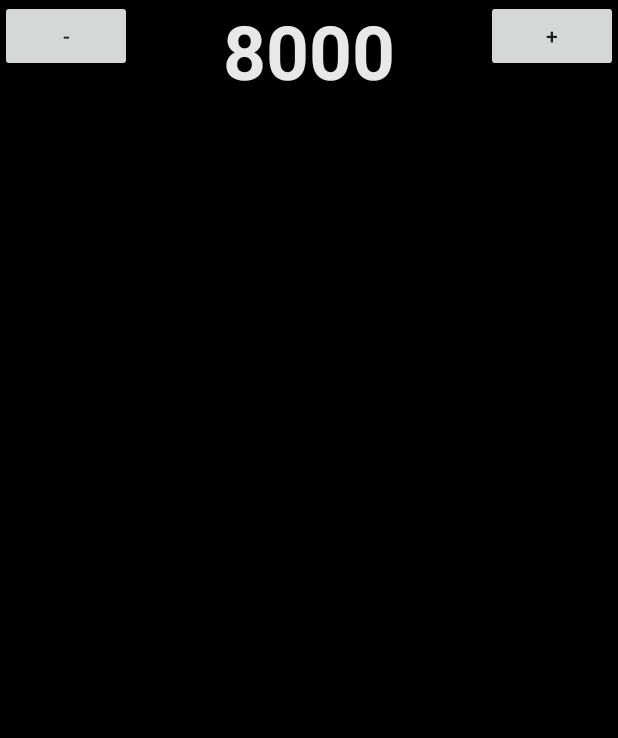
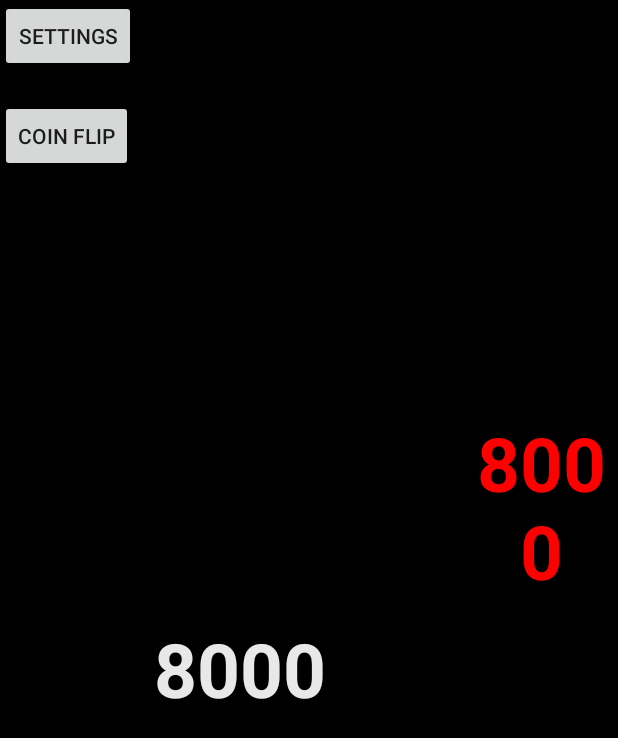
Before and after one commit to DavidMcNamara/ygo-life-points, an Android app: the screen it shows after launch (FullscreenActivity), on a phone screen of 412 x 824 dp. Shown: the top 738 px of the screen. Run offline under Robolectric (Android 15) with nearby library versions, the phone set to English and light mode, and no system bars.

Commit message:
Coin flip functionality (temp design)

```diff
--- a/app/src/main/AndroidManifest.xml
+++ b/app/src/main/AndroidManifest.xml
@@ -9,6 +9,8 @@
         android:roundIcon="@mipmap/ic_launcher_round"
         android:supportsRtl="true"
         android:theme="@style/AppTheme">
+        <activity android:name=".coinFlip"></activity>
+        <activity android:name=".Settings" />
         <activity
             android:name=".FullscreenActivity"
             android:configChanges="orientation|keyboardHidden|screenSize"
--- a/app/src/main/java/com/example/ygolifepoints/FullscreenActivity.java
+++ b/app/src/main/java/com/example/ygolifepoints/FullscreenActivity.java
@@ -6,11 +6,15 @@ import androidx.appcompat.app.ActionBar;
 import androidx.appcompat.app.AlertDialog;
 import androidx.appcompat.app.AppCompatActivity;
 
+import android.app.Activity;
 import android.content.Context;
 import android.content.DialogInterface;
+import android.content.Intent;
+import android.content.res.Configuration;
 import android.os.Bundle;
 import android.os.Handler;
 import android.text.InputType;
+import android.util.DisplayMetrics;
 import android.view.Display;
 import android.view.MotionEvent;
 import android.view.View;
@@ -30,14 +34,13 @@ public class FullscreenActivity extends AppCompatActivity {
     private View mContentView;
 
     // PLAYER ONE
-    private Button playerOneLpIncrease;
-    private Button playerOneLpDecrease;
     private TextView playerOneLpDisplay;
-
     // PLAYER TWO
-    private Button playerTwoLpIncrease;
-    private Button playerTwoLpDecrease;
     private TextView playerTwoLpDisplay;
+    // OPTIONS BUTTON
+    private Button optionsButton;
+    // COIN FLIP BUTTON
+    private Button coinFlipButton;
 
     private final Runnable mHidePart2Runnable = new Runnable() {
         @SuppressLint("InlinedApi")
@@ -60,6 +63,8 @@ public class FullscreenActivity extends AppCompatActivity {
                 actionBar.show();
             }
             mControlsView.setVisibility(View.VISIBLE);
+
+
         }
     };
     private boolean mVisible;
@@ -98,37 +103,57 @@ public class FullscreenActivity extends AppCompatActivity {
         mControlsView = findViewById(R.id.fullscreen_content_controls);
         mContentView = findViewById(R.id.playerOneLpDisplay);
 
+        // set up the settings button
+        optionsButtonSetup();
+        // set up the coin flip button
+        coinFlipSetup();
+        ////////////////////////////////
+        // get the device orientation
+        // TODO change the layout depending on the device orientation
+        String orientation = getScreenOrientation();
+
+        boolean sideBySide = true; // temp
+
+        // screen info
+        DisplayMetrics displayMetrics = new DisplayMetrics();
+        getWindowManager().getDefaultDisplay().getMetrics(displayMetrics);
+        int height = displayMetrics.heightPixels;
+        int width = displayMetrics.widthPixels;
+        // TODO align the life point displays in the correct location when everything is working correctly
         // Player one lp display
         playerOneLpDisplay = (TextView) findViewById(R.id.playerOneLpDisplay);
-
-        // Player one button logic
-        playerOneLpIncrease = (Button) findViewById(R.id.increaseLp);
-        playerOneLpDecrease = (Button) findViewById(R.id.decreaseLp);
-
-        // Player one increase lp onclick event
-        playerOneLpIncrease.setOnClickListener(new View.OnClickListener() {
+        if(!sideBySide)
+            playerOneLpDisplay.setPadding(0, height - (height/4), 0, 0);
+        else
+            playerOneLpDisplay.setPadding(width/4, height/2, 0, 0);
+        playerOneLpDisplay.setOnClickListener(new View.OnClickListener() {
             @Override
             public void onClick(View v) {
-                createAlert("Increase Life Points", true, 1);
-                System.out.println("Player 1 LP increase clicked");
+                System.out.println("clicked the lp");
+                createAlert("Update Player 1 Life Points", 1);
             }
         });
-
-        playerOneLpDecrease.setOnClickListener(new View.OnClickListener(){
+        // Player two lp display
+        playerTwoLpDisplay = (TextView) findViewById(R.id.playerTwoLpDisplay);
+        if(!sideBySide)
+            playerTwoLpDisplay.setPadding(0, 0, 0, height/4);
+        else
+            playerTwoLpDisplay.setPadding(width - (width/4), height/3, 0, 0);
+        playerTwoLpDisplay.setOnClickListener(new View.OnClickListener() {
             @Override
-            public void onClick(View v){
-                createAlert("Decrease Life Points", false, 1);
-                System.out.println("Player 1 LP decrease clicked");
+            public void onClick(View v) {
+                System.out.println("clicked the lp");
+                createAlert("Update Player 2 Life Points", 2);
             }
         });
 
         // Set up the user interaction to manually show or hide the system UI.
-        mContentView.setOnClickListener(new View.OnClickListener() {
-            @Override
-            public void onClick(View view) {
-                System.out.println("User Clicked the screen");
-            }
-        });
+//        mContentView.setOnClickListener(new View.OnClickListener() {
+//            @Override
+//            public void onClick(View view) {
+//                System.out.println("User Clicked the screen");
+//            }
+//        });
 
         // Upon interacting with UI controls, delay any scheduled hide()
         // operations to prevent the jarring behavior of controls going away
@@ -176,26 +201,37 @@ public class FullscreenActivity extends AppCompatActivity {
         mHideHandler.postDelayed(mHideRunnable, delayMillis);
     }
 
-    public void createAlert(String title, final boolean increase, final int player) {
+    private void createAlert(String title, final int player) {
         // Create Builder
         AlertDialog.Builder builder = new AlertDialog.Builder(this);
-        builder.setMessage("Enter Value").setTitle(title).setCancelable(true);
+        if(player == 1)
+            builder.setMessage("Player 1 = " + playerOneLpDisplay.getText()).setTitle(title).setCancelable(true);
+        else
+            builder.setMessage("Player 2 = " + playerTwoLpDisplay.getText()).setTitle(title).setCancelable(true);
         // Create input that accepts numbers
         final EditText input = new EditText(this);
         input.setInputType(InputType.TYPE_CLASS_NUMBER);
         builder.setView(input);
         // Create apply button
-        builder.setPositiveButton("OK", new DialogInterface.OnClickListener() {
+        builder.setPositiveButton("Increase Life Points", new DialogInterface.OnClickListener() {
             @Override
             public void onClick(DialogInterface dialog, int which) {
                 int inputValue = Integer.parseInt(input.getText().toString());
-                updateLp(player, increase, inputValue);
+                updateLp(player, true, inputValue);
+            }
+        });
+        builder.setNegativeButton("Decrease Life Points", new DialogInterface.OnClickListener() {
+            @Override
+            public void onClick(DialogInterface dialog, int which) {
+                int inputValue = Integer.parseInt(input.getText().toString());
+                updateLp(player, false, inputValue);
             }
         });
         AlertDialog dialog = builder.create();
+
         dialog.show();
     }
-    public void updateLp(int player, boolean increase, int amount){
+    private void updateLp(int player, boolean increase, int amount){
         int currentLp;
 
         if(player == 1)
@@ -216,15 +252,65 @@ public class FullscreenActivity extends AppCompatActivity {
         checkLifePoints(player, currentLp);
     }
 
-    public void checkLifePoints(int player, int currentLp){
+    private void checkLifePoints(int player, int currentLp){
         if(currentLp <= 0){
             System.out.println("Player " + player + " has lost the game");
             if(player == 1)
                 playerOneLpDisplay.setText("0");
             else
                 playerTwoLpDisplay.setText("0");
-            //displayResetOption();
+            displayResetOption();
         }
+    }
+
+    private void displayResetOption(){
+        Intent intent = new Intent(this, Settings.class);
+        startActivity(intent);
+    }
+    private void displaySettings(){
+        Intent intent = new Intent(this, Settings.class);
+        startActivity(intent);
+    }
+
+    private void flipCoin(){
+        // TODO add an animation to this
+        // To just implement the functionality of this feature create a dialog
+        Intent intent = new Intent(this, coinFlip.class);
+        startActivity(intent);
+    }
+    private void rollDice(){
 
     }
+    private void viewLog(){
+
+    }
+
+    private String getScreenOrientation(){
+        int orientation = getWindowManager().getDefaultDisplay().getRotation();
+        if (orientation%4==0 || orientation%4==2)
+            return "Portrait";
+        else if (orientation%4==1 || orientation%4==3)
+            return "Landscape";
+        return "Something when wrong";
+    }
+
+    private void optionsButtonSetup(){
+        optionsButton = (Button) findViewById(R.id.options_button);
+        optionsButton.setOnClickListener(new View.OnClickListener() {
+            @Override
+            public void onClick(View v) {
+                displaySettings();
+            }
+        });
+    }
+
+    private void coinFlipSetup(){
+        coinFlipButton = (Button) findViewById(R.id.coin_flip_button);
+        coinFlipButton.setOnClickListener(new View.OnClickListener() {
+            @Override
+            public void onClick(View v) {
+                flipCoin();
+            }
+        });
+    }
 }
--- a/app/src/main/res/layout/activity_fullscreen.xml
+++ b/app/src/main/res/layout/activity_fullscreen.xml
@@ -4,43 +4,74 @@
     android:layout_width="match_parent"
     android:layout_height="match_parent"
     android:background="#000000"
+    android:focusable="auto"
+    android:focusableInTouchMode="true"
+    android:rotation="0"
+    android:rotationX="0"
+    android:rotationY="0"
+    android:touchscreenBlocksFocus="false"
     tools:context=".FullscreenActivity">
-
     <!-- The primary full-screen view. This can be replaced with whatever view
          is needed to present your content, e.g. VideoView, SurfaceView,
          TextureView, etc. -->
+
+    <!-- This FrameLayout insets its children based on system windows using
+         android:fitsSystemWindows. -->
+
     <TextView
         android:id="@+id/playerOneLpDisplay"
-        android:layout_width="match_parent"
-        android:layout_height="match_parent"
+        android:layout_width="wrap_content"
+        android:layout_height="wrap_content"
+        android:clickable="true"
+        android:focusable="auto"
+        android:focusableInTouchMode="true"
         android:gravity="center|top"
         android:keepScreenOn="true"
+        android:rotationX="0"
+        android:selectAllOnFocus="false"
         android:text="@string/lp_default"
         android:textAlignment="center"
         android:textColor="#E8E8E8"
         android:textSize="50sp"
+        android:textStyle="bold"
+        />
+
+    <TextView
+        android:id="@+id/playerTwoLpDisplay"
+        android:layout_width="wrap_content"
+        android:layout_height="wrap_content"
+        android:clickable="true"
+        android:focusable="auto"
+        android:focusableInTouchMode="true"
+        android:gravity="top"
+        android:keepScreenOn="true"
+        android:outlineProvider="background"
+        android:rotation="0"
+        android:selectAllOnFocus="false"
+        android:text="@string/lp_default"
+        android:textAlignment="center"
+        android:textColor="#FD0000"
+        android:textSize="50sp"
         android:textStyle="bold" />
 
-    <!-- This FrameLayout insets its children based on system windows using
-         android:fitsSystemWindows. -->
+    <Button
+        android:id="@+id/options_button"
+        android:layout_width="wrap_content"
+        android:layout_height="wrap_content"
+        android:text="@string/settingsButton" />
 
     <Button
-        android:id="@+id/increaseLp"
+        android:id="@+id/coin_flip_button"
         android:layout_width="wrap_content"
         android:layout_height="wrap_content"
-        android:layout_gravity="right"
-        android:text="@string/increaseLp" />
-    <Button
-        android:id="@+id/decreaseLp"
-        android:layout_width="wrap_content"
-        android:layout_height="wrap_content"
-        android:layout_gravity="left"
-        android:text="@string/decreaseLp" />
+        android:layout_marginTop="100px"
+        android:text="Coin FLip" />
 
     <FrameLayout
         android:layout_width="match_parent"
         android:layout_height="match_parent"
-        android:fitsSystemWindows="true">
+        android:fitsSystemWindows="true"
+        android:paddingTop="1000px">
 
         <LinearLayout
             android:id="@+id/fullscreen_content_controls"
@@ -58,7 +89,7 @@
                 android:layout_width="0dp"
                 android:layout_height="wrap_content"
                 android:layout_weight="1"
-                android:text="@string/dummy_button" />
+                android:text="@string/settingsButton" />
 
         </LinearLayout>
 
--- a/app/src/main/res/values/strings.xml
+++ b/app/src/main/res/values/strings.xml
@@ -6,4 +6,5 @@
     <string name="increaseLp">+</string>
     <string name="decreaseLp">-</string>
     <string name="divideLp">/</string>
+    <string name="settingsButton">Settings</string>
 </resources>
```
Also changed, not shown: app/src/main/java/com/example/ygolifepoints/Settings.java (added, +14 -0 lines), app/src/main/java/com/example/ygolifepoints/coinFlip.java (added, +150 -0 lines), app/src/main/res/layout/activity_coin_flip.xml (added, +66 -0 lines), app/src/main/res/layout/activity_settings.xml (added, +18 -0 lines), app/src/main/res/drawable/coin_head.png (added), app/src/main/res/drawable/coin_tail.png (added).
